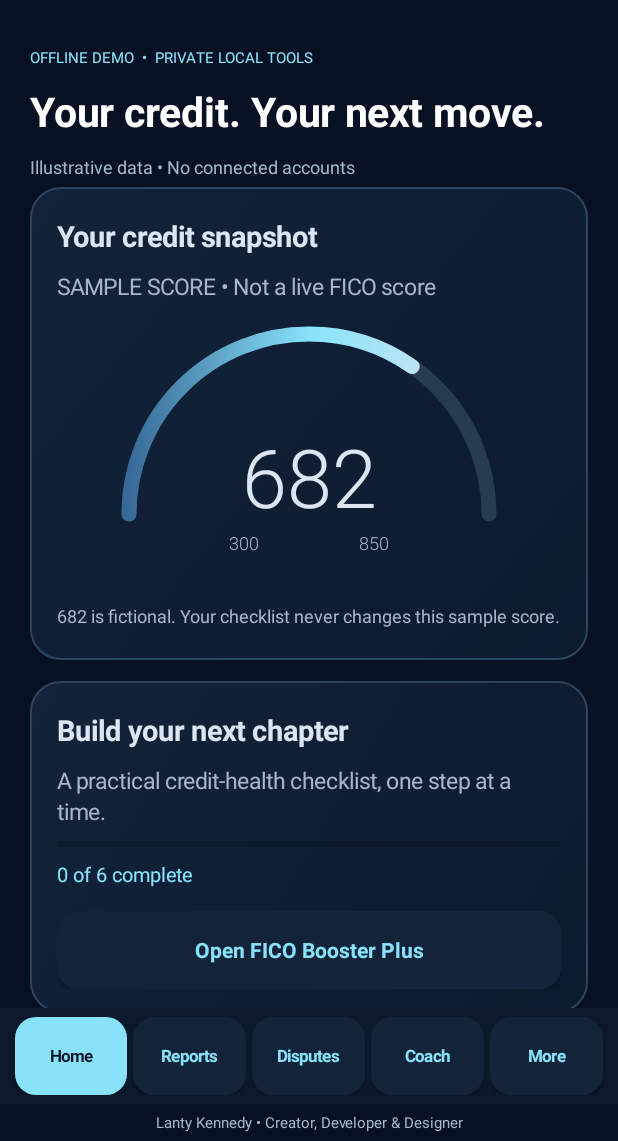
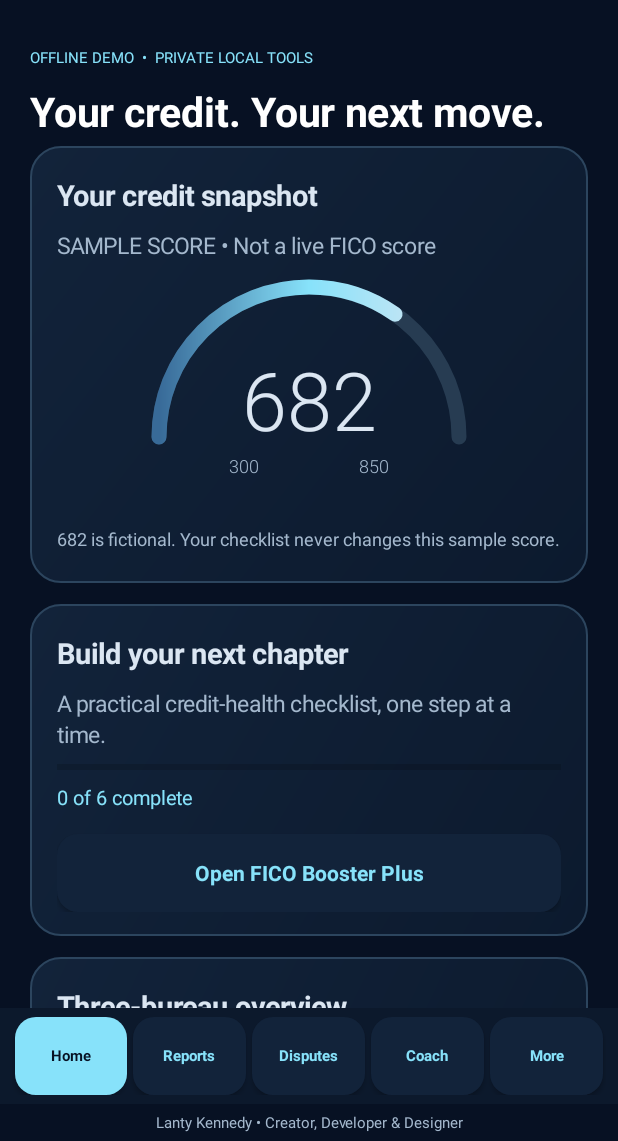
Before and after one commit to TitanCreditbyLantyKennedy/credit-titan-ai-android, an Android app: the screen it shows after launch (MainActivity), on a phone screen of 412 x 824 dp, the part 95-1236 px from its top. Run offline under Robolectric (Android 15) with nearby library versions, the light colour scheme and no system bars.

Commit message:
Keep score and navigation readable on compact screens with larger text

```diff
--- a/app/src/main/java/com/credittitan/ai/MainActivity.java
+++ b/app/src/main/java/com/credittitan/ai/MainActivity.java
@@ -140,7 +140,7 @@ public class MainActivity extends Activity {
         TextView mode = text("OFFLINE DEMO  •  PRIVATE LOCAL TOOLS", 10, CYAN); content.addView(mode);
         TextView title = text(page.equals("Dashboard") ? "Your credit. Your next move." : page, 27, Color.WHITE);
         title.setTypeface(null, Typeface.BOLD); content.addView(title);
-        content.addView(text("Illustrative data • No connected accounts", 12, MUTED));
+        if (!page.equals("Dashboard")) content.addView(text("Illustrative data • No connected accounts", 12, MUTED));
         switch (page) {
             case "Dashboard": dashboard(); break;
             case "Reports": reportPage(); break;
@@ -160,7 +160,7 @@ public class MainActivity extends Activity {
         String selected = page; if (!java.util.Arrays.asList(targets).contains(page)) selected = "More";
         for (int i = 0; i < labels.length; i++) {
             final String target = targets[i]; boolean active = target.equals(selected);
-            Button tab = button(labels[i], () -> show(target), active); tab.setTextSize(11); tab.setPadding(dp(2), dp(10), dp(2), dp(10));
+            Button tab = button(labels[i], () -> show(target), active); tab.setTextSize(10); tab.setSingleLine(true); tab.setPadding(dp(2), dp(10), dp(2), dp(10));
             tab.setSelected(active); tab.setContentDescription(labels[i] + (active ? ", selected" : ", navigation"));
             LinearLayout.LayoutParams lp = new LinearLayout.LayoutParams(0, -2, 1); lp.setMargins(dp(2), 0, dp(2), 0); nav.addView(tab, lp);
         }
@@ -179,7 +179,7 @@ public class MainActivity extends Activity {
     }
     private void dashboard() {
         LinearLayout score = card("Your credit snapshot", "SAMPLE SCORE • Not a live FICO score");
-        score.addView(new ScoreView(), new LinearLayout.LayoutParams(-1, dp(190)));
+        score.addView(new ScoreView(), new LinearLayout.LayoutParams(-1, dp(166)));
         score.addView(text("682 is fictional. Your checklist never changes this sample score.", 12, MUTED));
         LinearLayout plan = card("Build your next chapter", "A practical credit-health checklist, one step at a time.");
         progressBar(plan, completed("boost", STEPS.length), STEPS.length);
@@ -404,14 +404,14 @@ public class MainActivity extends Activity {
         private final RectF arc = new RectF();
         private LinearGradient gradient;
         @Override protected void onSizeChanged(int w, int h, int oldw, int oldh) {
-            float center = w / 2f, radius = Math.min(w * .38f, dp(120)), y = dp(136);
+            float center = w / 2f, radius = Math.min(w * .38f, dp(100)), y = dp(112);
             arc.set(center - radius, y - radius, center + radius, y + radius);
             gradient = new LinearGradient(center - radius, 0, center + radius, 0, new int[]{0xff386a98, CYAN, SILVER}, null, Shader.TileMode.CLAMP);
         }
         ScoreView() { super(MainActivity.this); setContentDescription("Fictional sample credit score 682, on a scale of 300 to 850. Not connected."); setImportantForAccessibility(IMPORTANT_FOR_ACCESSIBILITY_YES); }
         @Override protected void onDraw(Canvas c) {
             super.onDraw(c);
-            float center = getWidth() / 2f, radius = Math.min(getWidth() * .38f, dp(120)), y = dp(136);
+            float center = getWidth() / 2f, radius = Math.min(getWidth() * .38f, dp(100)), y = dp(112);
             paint.setStyle(Paint.Style.STROKE); paint.setStrokeCap(Paint.Cap.ROUND); paint.setStrokeWidth(dp(10));
             paint.setColor(Color.rgb(39, 60, 82)); c.drawArc(arc, 180, 180, false, paint);
             paint.setShader(gradient);
```
